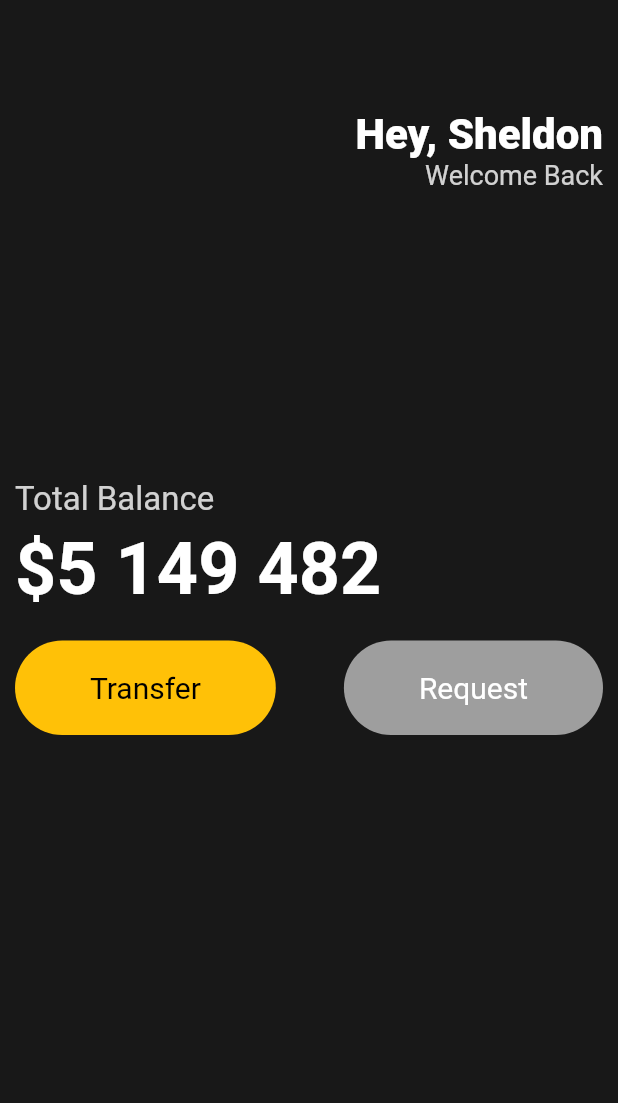
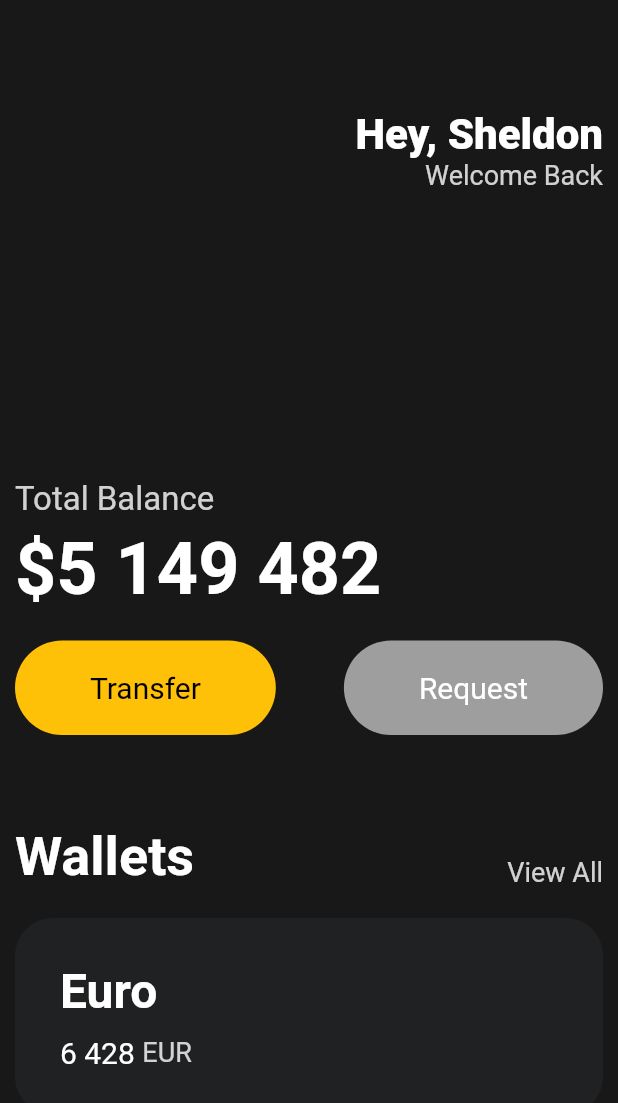
Before and after one commit to UnyongChoi/flutter_tutorial, a Flutter app: the screen it shows after launch, on a phone screen of 412 x 824 dp. Shown: the top 1103 px of the screen. Run offline on Flutter 3.47's test engine with Material 2 defaults, Android fonts, the light colour scheme and no system bars.

Commit message:
added card layout

```diff
--- a/lib/main.dart
+++ b/lib/main.dart
@@ -86,6 +86,80 @@
                   ),
                 ],
               ),
+              const SizedBox(
+                height: 60,
+              ),
+              Row(
+                mainAxisAlignment: MainAxisAlignment.spaceBetween,
+                crossAxisAlignment: CrossAxisAlignment.end,
+                children: [
+                  const Text('Wallets',
+                      style: TextStyle(
+                        color: Colors.white,
+                        fontSize: 36,
+                        fontWeight: FontWeight.w600,
+                      )),
+                  Text(
+                    'View All',
+                    style: TextStyle(
+                      color: Colors.white.withOpacity(0.8),
+                      fontSize: 18,
+                    ),
+                  ),
+                ],
+              ),
+              const SizedBox(
+                height: 20,
+              ),
+              Container(
+                decoration: BoxDecoration(
+                  color: const Color(0xFF1F2123),
+                  borderRadius: BorderRadius.circular(25),
+                ),
+                child: Padding(
+                  padding: const EdgeInsets.all(30),
+                  child: Row(
+                    children: [
+                      Column(
+                        crossAxisAlignment: CrossAxisAlignment.start,
+                        children: [
+                          const Text(
+                            'Euro',
+                            style: TextStyle(
+                                color: Colors.white,
+                                fontSize: 32,
+                                fontWeight: FontWeight.w600),
+                          ),
+                          const SizedBox(
+                            height: 10,
+                          ),
+                          Row(
+                            children: [
+                              const Text(
+                                '6 428',
+                                style: TextStyle(
+                                  color: Colors.white,
+                                  fontSize: 20,
+                                ),
+                              ),
+                              const SizedBox(
+                                width: 5,
+                              ),
+                              Text(
+                                'EUR',
+                                style: TextStyle(
+                                  color: Colors.white.withOpacity(0.8),
+                                  fontSize: 18,
+                                ),
+                              ),
+                            ],
+                          )
+                        ],
+                      )
+                    ],
+                  ),
+                ),
+              )
             ],
           ),
         ),
```
